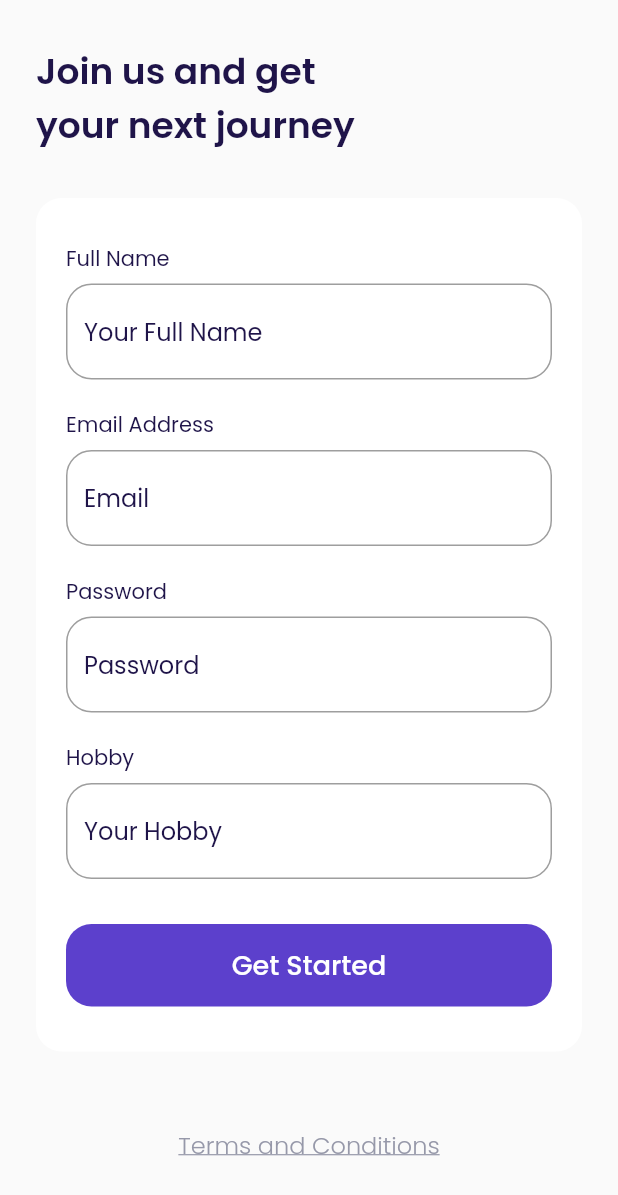
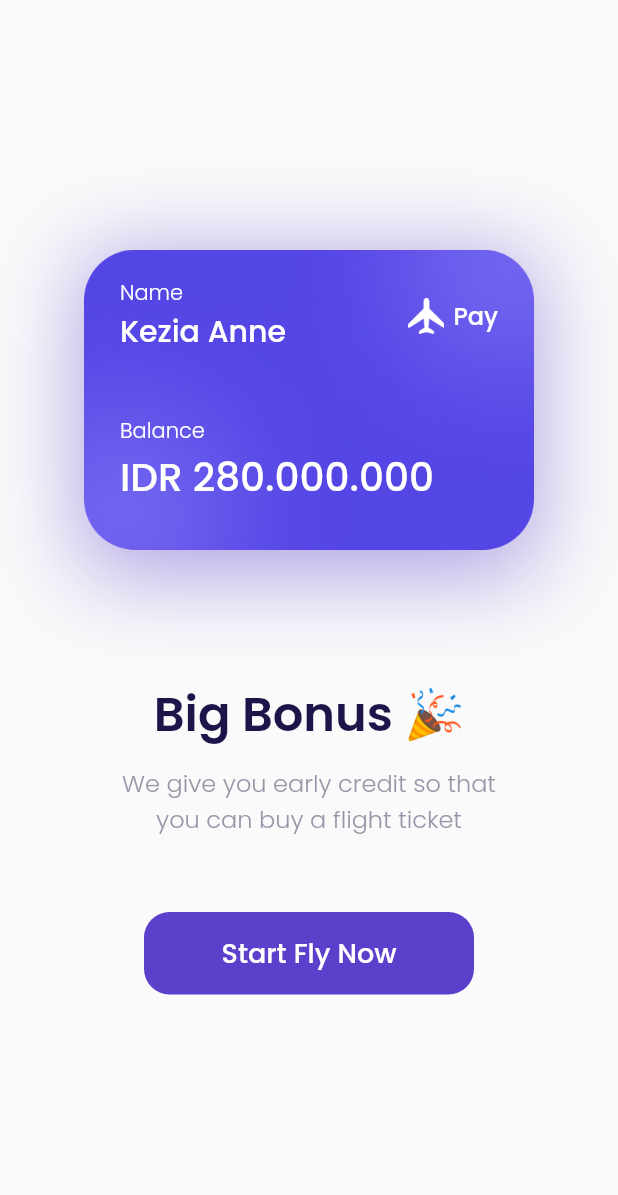
Before and after one commit to AlvinSanudharma/airplane, a Flutter app: the SignUpPage screen opened by its route, after a tap on "Get Started", on a phone screen of 412 x 824 dp. Shown: the top 1195 px of the screen. Run offline on Flutter 3.47's test engine with Material 2 defaults, Android fonts, the phone set to English and light mode, and no system bars; our stand-ins replace google_fonts; missing offline and left inert: dart:ffi.

```diff
--- a/lib/main.dart
+++ b/lib/main.dart
@@ -1,4 +1,6 @@
+import 'package:airplane/ui/pages/bonus_page.dart';
 import 'package:airplane/ui/pages/get_started_page.dart';
+import 'package:airplane/ui/pages/main_page.dart';
 import 'package:airplane/ui/pages/sign_up_page.dart';
 import 'package:airplane/ui/pages/splash_page.dart';
 import 'package:flutter/material.dart';
@@ -17,6 +19,8 @@ class MyApp extends StatelessWidget {
         '/': (context) => SplashPage(),
         '/get-started': (context) => GetStartedPage(),
         '/sign-up': (context) => SignUpPage(),
+        '/bonus': (context) => BonusPage(),
+        '/main-page': (context) => MainPage()
       },
     );
   }
--- a/lib/shared/theme.dart
+++ b/lib/shared/theme.dart
@@ -12,6 +12,7 @@ Color kGreenColor = Color(0xff0EC3AE);
 Color kRedColor = Color(0xffEB70A5);
 Color kBackgroundColor = Color(0xffFAFAFA);
 Color kInActiveColor = Color(0xDBD7EC);
+Color kTransparent = Colors.transparent;
 
 TextStyle blackTextStyle = GoogleFonts.poppins(color: kBlackColor);
 TextStyle whiteTextStyle = GoogleFonts.poppins(color: kWhiteColor);
--- /dev/null
+++ b/lib/ui/pages/bonus_page.dart
@@ -0,0 +1,118 @@
+import 'package:airplane/ui/widgets/custom_button.dart';
+import 'package:flutter/material.dart';
+import 'package:airplane/shared/theme.dart';
+
+class BonusPage extends StatelessWidget {
+  const BonusPage({Key? key}) : super(key: key);
+
+  @override
+  Widget build(BuildContext context) {
+    Widget bonusCard() {
+      return Container(
+        padding: EdgeInsets.all(defaultMargin),
+        width: 300,
+        height: 211,
+        decoration: BoxDecoration(
+            image: DecorationImage(image: AssetImage('assets/image_card.png')),
+            boxShadow: [
+              BoxShadow(
+                  color: kPrimaryColor.withOpacity(0.5),
+                  blurRadius: 50,
+                  offset: Offset(0, 10)),
+            ]),
+        child: Column(
+          crossAxisAlignment: CrossAxisAlignment.start,
+          children: [
+            Row(
+              children: [
+                Expanded(
+                  child: Column(
+                    crossAxisAlignment: CrossAxisAlignment.start,
+                    children: [
+                      Text(
+                        'Name',
+                        style: whiteTextStyle.copyWith(fontWeight: light),
+                      ),
+                      Text(
+                        'Kezia Anne',
+                        style: whiteTextStyle.copyWith(
+                            fontSize: 20, fontWeight: medium),
+                        overflow: TextOverflow.ellipsis,
+                      )
+                    ],
+                  ),
+                ),
+                Container(
+                  width: 24,
+                  height: 24,
+                  margin: EdgeInsets.only(right: 6),
+                  decoration: BoxDecoration(
+                      image: DecorationImage(
+                          image: AssetImage('assets/icon_plane.png'))),
+                ),
+                Text(
+                  'Pay',
+                  style:
+                      whiteTextStyle.copyWith(fontSize: 16, fontWeight: medium),
+                )
+              ],
+            ),
+            SizedBox(
+              height: 41,
+            ),
+            Text(
+              'Balance',
+              style: whiteTextStyle.copyWith(fontWeight: light),
+            ),
+            Text('IDR 280.000.000',
+                style:
+                    whiteTextStyle.copyWith(fontSize: 26, fontWeight: medium))
+          ],
+        ),
+      );
+    }
+
+    Widget title() {
+      return Container(
+        margin: EdgeInsets.only(top: 80),
+        child: Text(
+          'Big Bonus 🎉',
+          style: blackTextStyle.copyWith(fontSize: 32, fontWeight: semiBold),
+        ),
+      );
+    }
+
+    Widget subtitle() {
+      return Container(
+        margin: EdgeInsets.only(top: 10),
+        child: Text(
+            'We give you early credit so that\nyou can buy a flight ticket',
+            style: greyTextStyle.copyWith(
+              fontSize: 16,
+              fontWeight: light,
+            ),
+            textAlign: TextAlign.center),
+      );
+    }
+
+    Widget startButton() {
+      return CustomButton(
+        title: 'Start Fly Now',
+        onPressed: () {
+          Navigator.pushNamed(context, '/main-page');
+        },
+        width: 220,
+        margin: EdgeInsets.only(top: 50),
+      );
+    }
+
+    return Scaffold(
+      body: Center(
+        child: Column(
+          mainAxisAlignment: MainAxisAlignment.center,
+          children: [bonusCard(), title(), subtitle(), startButton()],
+        ),
+      ),
+    );
+  }
+}
--- a/lib/ui/pages/sign_up_page.dart
+++ b/lib/ui/pages/sign_up_page.dart
@@ -1,5 +1,7 @@
+import 'package:airplane/ui/widgets/custom_button.dart';
+import 'package:airplane/ui/widgets/custom_text_form_field.dart';
 import 'package:flutter/material.dart';
-import '../../shared/theme.dart';
+import 'package:airplane/shared/theme.dart';
 
 class SignUpPage extends StatelessWidget {
   const SignUpPage({Key? key}) : super(key: key);
@@ -18,150 +20,37 @@ class SignUpPage extends StatelessWidget {
 
     Widget inputSection() {
       Widget fullNameInput() {
-        return Container(
-          margin: EdgeInsets.only(bottom: 20),
-          child: Column(
-            crossAxisAlignment: CrossAxisAlignment.start,
-            children: [
-              Text(
-                'Full Name',
-                style:
-                    blackTextStyle.copyWith(fontSize: 14, fontWeight: regular),
-              ),
-              SizedBox(
-                height: 6,
-              ),
-              TextFormField(
-                cursorColor: kPrimaryColor,
-                decoration: InputDecoration(
-                  hintText: 'Your Full Name',
-                  hintStyle: blackTextStyle.copyWith(
-                      fontSize: 16, fontWeight: regular),
-                  border: OutlineInputBorder(
-                      borderRadius: BorderRadius.circular(defaultRadius)),
-                  focusedBorder: OutlineInputBorder(
-                      borderRadius: BorderRadius.circular(defaultRadius),
-                      borderSide: BorderSide(color: kPrimaryColor)),
-                ),
-              )
-            ],
-          ),
+        return CustomTextFormField(
+          title: 'Full Name',
+          hintText: 'Your Full Name',
         );
       }
 
       Widget emailInput() {
-        return Container(
-          margin: EdgeInsets.only(bottom: 20),
-          child: Column(
-            crossAxisAlignment: CrossAxisAlignment.start,
-            children: [
-              Text(
-                'Email Address',
-                style:
-                    blackTextStyle.copyWith(fontSize: 14, fontWeight: regular),
-              ),
-              SizedBox(
-                height: 6,
-              ),
-              TextFormField(
-                cursorColor: kPrimaryColor,
-                decoration: InputDecoration(
-                  hintText: 'Email',
-                  hintStyle: blackTextStyle.copyWith(
-                      fontSize: 16, fontWeight: regular),
-                  border: OutlineInputBorder(
-                      borderRadius: BorderRadius.circular(defaultRadius)),
-                  focusedBorder: OutlineInputBorder(
-                      borderRadius: BorderRadius.circular(defaultRadius),
-                      borderSide: BorderSide(color: kPrimaryColor)),
-                ),
-              )
-            ],
-          ),
-        );
+        return CustomTextFormField(
+            title: 'Email Address', hintText: 'Your Email');
       }
 
       Widget passwordInput() {
-        return Container(
-          margin: EdgeInsets.only(bottom: 20),
-          child: Column(
-            crossAxisAlignment: CrossAxisAlignment.start,
-            children: [
-              Text(
-                'Password',
-                style:
-                    blackTextStyle.copyWith(fontSize: 14, fontWeight: regular),
-              ),
-              SizedBox(
-                height: 6,
-              ),
-              TextFormField(
-                cursorColor: kPrimaryColor,
-                decoration: InputDecoration(
-                  hintText: 'Password',
-                  hintStyle: blackTextStyle.copyWith(
-                      fontSize: 16, fontWeight: regular),
-                  border: OutlineInputBorder(
-                      borderRadius: BorderRadius.circular(defaultRadius)),
-                  focusedBorder: OutlineInputBorder(
-                      borderRadius: BorderRadius.circular(defaultRadius),
-                      borderSide: BorderSide(color: kPrimaryColor)),
-                ),
-                obscureText: true,
-              )
-            ],
-          ),
+        return CustomTextFormField(
+          title: 'Password',
+          hintText: 'Your Password',
+          obscureText: true,
         );
       }
 
       Widget hobbyInput() {
-        return Container(
-          margin: EdgeInsets.only(bottom: 30),
-          child: Column(
-            crossAxisAlignment: CrossAxisAlignment.start,
-            children: [
-              Text(
-                'Hobby',
-                style:
-                    blackTextStyle.copyWith(fontSize: 14, fontWeight: regular),
-              ),
-              SizedBox(
-                height: 6,
-              ),
-              TextFormField(
-                cursorColor: kPrimaryColor,
-                decoration: InputDecoration(
-                  hintText: 'Your Hobby',
-                  hintStyle: blackTextStyle.copyWith(
-                      fontSize: 16, fontWeight: regular),
-                  border: OutlineInputBorder(
-                      borderRadius: BorderRadius.circular(defaultRadius)),
-                  focusedBorder: OutlineInputBorder(
-                      borderRadius: BorderRadius.circular(defaultRadius),
-                      borderSide: BorderSide(color: kPrimaryColor)),
-                ),
-              )
-            ],
-          ),
+        return CustomTextFormField(
+          title: 'Hobby',
+          hintText: 'Your Hobby',
+          margin: 30,
         );
       }
 
       Widget submitButton() {
-        return Container(
-          width: double.infinity,
-          height: 55,
-          child: TextButton(
-            style: TextButton.styleFrom(
-                backgroundColor: kPrimaryColor,
-                shape: RoundedRectangleBorder(
-                    borderRadius: BorderRadius.circular(defaultRadius))),
-            onPressed: (() => {}),
-            child: Text(
-              'Get Started',
-              style: whiteTextStyle.copyWith(fontSize: 18, fontWeight: medium),
-            ),
-          ),
-        );
+        return CustomButton(
+            title: 'Get Started',
+            onPressed: () => {Navigator.pushNamed(context, '/bonus')});
       }
 
       return Container(
--- a/lib/ui/pages/splash_page.dart
+++ b/lib/ui/pages/splash_page.dart
@@ -5,7 +5,7 @@ import 'package:flutter/src/foundation/key.dart';
 import 'package:flutter/src/widgets/framework.dart';
 
 import 'package:flutter/material.dart';
-import '../../shared/theme.dart';
+import 'package:airplane/shared/theme.dart';
 
 class SplashPage extends StatefulWidget {
   const SplashPage({Key? key}) : super(key: key);
--- /dev/null
+++ b/lib/ui/widgets/custom_button.dart
@@ -0,0 +1,37 @@
+import 'package:flutter/material.dart';
+import 'package:airplane/shared/theme.dart';
+
+class CustomButton extends StatelessWidget {
+  final String title;
+  final double width;
+  final Function() onPressed;
+  final EdgeInsets margin;
+
+  const CustomButton(
+      {Key? key,
+      required this.title,
+      this.width = double.infinity,
+      required this.onPressed,
+      this.margin = EdgeInsets.zero})
+      : super(key: key);
+
+  @override
+  Widget build(BuildContext context) {
+    return Container(
+      margin: margin,
+      width: width,
+      height: 55,
+      child: TextButton(
+        style: TextButton.styleFrom(
+            backgroundColor: kPrimaryColor,
+            shape: RoundedRectangleBorder(
+                borderRadius: BorderRadius.circular(defaultRadius))),
+        onPressed: onPressed,
+        child: Text(
+          title,
+          style: whiteTextStyle.copyWith(fontSize: 18, fontWeight: medium),
+        ),
+      ),
+    );
+  }
+}
--- /dev/null
+++ b/lib/ui/widgets/custom_text_form_field.dart
@@ -0,0 +1,52 @@
+import 'dart:ffi';
+
+import 'package:flutter/material.dart';
+import 'package:airplane/shared/theme.dart';
+
+class CustomTextFormField extends StatelessWidget {
+  final String title;
+  final String hintText;
+  final bool obscureText;
+  final double margin;
+
+  const CustomTextFormField(
+      {Key? key,
+      required this.title,
+      required this.hintText,
+      this.obscureText = false,
+      this.margin = 20})
+      : super(key: key);
+
+  @override
+  Widget build(BuildContext context) {
+    return Container(
+      margin: EdgeInsets.only(bottom: margin),
+      child: Column(
+        crossAxisAlignment: CrossAxisAlignment.start,
+        children: [
+          Text(
+            title,
+            style: blackTextStyle.copyWith(fontSize: 14, fontWeight: regular),
+          ),
+          SizedBox(
+            height: 6,
+          ),
+          TextFormField(
+            cursorColor: kPrimaryColor,
+            decoration: InputDecoration(
+              hintText: hintText,
+              hintStyle:
+                  blackTextStyle.copyWith(fontSize: 16, fontWeight: regular),
+              border: OutlineInputBorder(
+                  borderRadius: BorderRadius.circular(defaultRadius)),
+              focusedBorder: OutlineInputBorder(
+                  borderRadius: BorderRadius.circular(defaultRadius),
+                  borderSide: BorderSide(color: kPrimaryColor)),
+            ),
+            obscureText: obscureText,
+          )
+        ],
+      ),
+    );
+  }
+}
```
Also changed, not shown: lib/ui/pages/get_started_page.dart (+11 -19 lines), lib/ui/pages/home_page.dart (added, +112 -0 lines), lib/ui/pages/main_page.dart (added, +51 -0 lines), lib/ui/widgets/custom_bottom_navigation_item.dart (added, +34 -0 lines).
